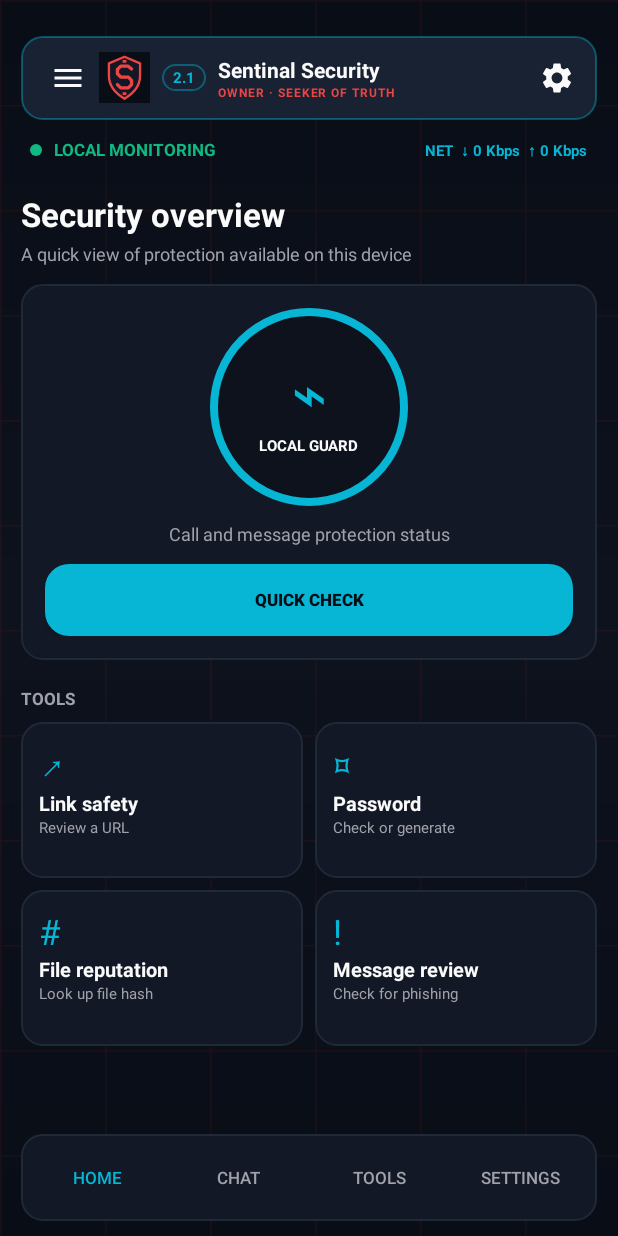
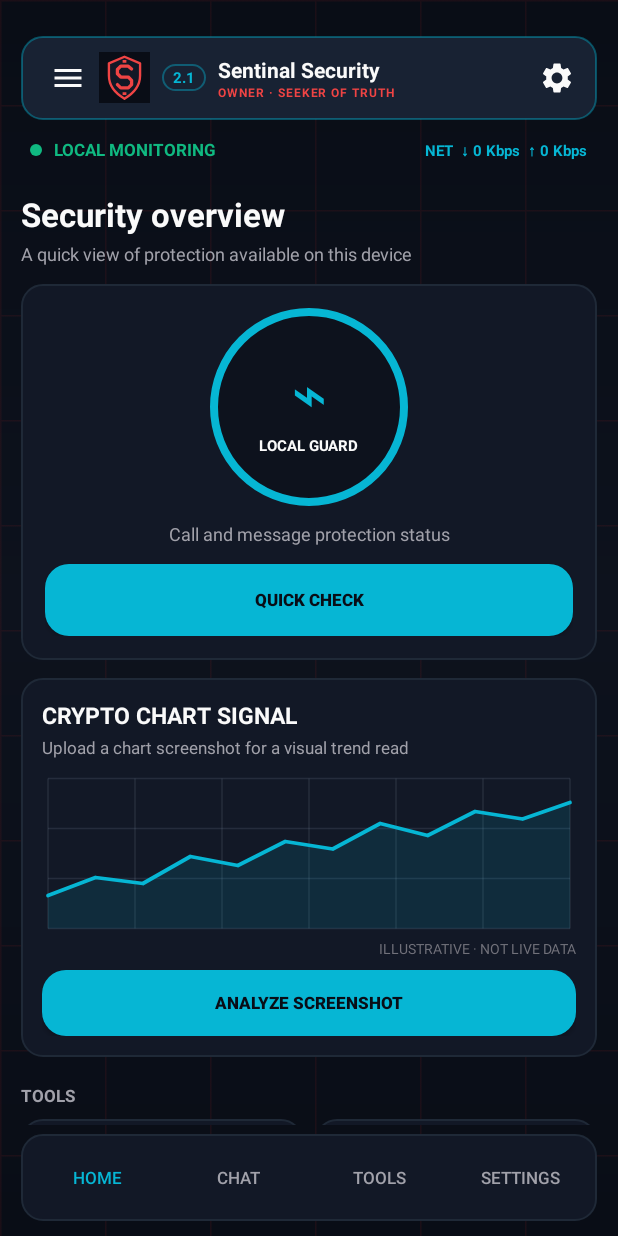
Before and after one commit to wegalad-netizen/wormgpt2.1-test, an Android app: the layout activity_main.xml on its own in the app's theme, with its tools: preview values and no code run, on a phone screen of 412 x 824 dp. Run offline under Robolectric (Android 15) with nearby library versions, the phone set to English and light mode, and no system bars.

Commit message:
Add crypto chart card to home

```diff
--- a/android/app/src/main/java/com/wegalad/wormgpt/MainActivity.kt
+++ b/android/app/src/main/java/com/wegalad/wormgpt/MainActivity.kt
@@ -14,7 +14,10 @@ import android.content.pm.PackageManager
 import android.graphics.Color
 import android.graphics.Bitmap
 import android.graphics.BitmapFactory
+import android.graphics.Canvas
 import android.graphics.drawable.GradientDrawable
+import android.graphics.Paint
+import android.graphics.Path
 import android.media.MediaPlayer
 import android.net.ConnectivityManager
 import android.net.NetworkCapabilities
@@ -408,7 +411,7 @@ Scope:
         }
         findViewById<Button>(R.id.sendButton).setOnClickListener { sendPrompt() }
         findViewById<Button>(R.id.chartButton).setOnClickListener {
-            chooseChartScreenshot.launch("image/*")
+            launchChartPicker()
         }
         findViewById<Button>(R.id.codeButton).setOnClickListener { showCodeSnippetMenu() }
         findViewById<Button>(R.id.testButton).setOnClickListener { testLastCode() }
@@ -429,6 +432,7 @@ Scope:
         findViewById<Button>(R.id.navTools).setOnClickListener { showMainPage("tools") }
         findViewById<Button>(R.id.navSettings).setOnClickListener { drawerLayout.openDrawer(Gravity.END) }
         findViewById<Button>(R.id.quickCheckButton).setOnClickListener { showDashboardQuickCheck() }
+        findViewById<Button>(R.id.homeCryptoButton).setOnClickListener { launchChartPicker() }
         findViewById<View>(R.id.linkToolCard).setOnClickListener { showLinkSafetyChecker() }
         findViewById<View>(R.id.passwordToolCard).setOnClickListener { showPasswordTool() }
         findViewById<View>(R.id.fileToolCard).setOnClickListener { chooseReputationFile.launch("*/*") }
@@ -1514,6 +1518,11 @@ User request: $prompt"""
                 }
             }
         }
+    }
+
+    private fun launchChartPicker() {
+        showMainPage("chat")
+        chooseChartScreenshot.launch("image/*")
     }
 
     private fun encodeChartScreenshot(uri: Uri): String {
@@ -2732,3 +2741,52 @@ User request: $prompt"""
         }
     }
 }
+
+class CryptoChartPreview(context: Context, attrs: android.util.AttributeSet? = null) : View(context, attrs) {
+    private val gridPaint = Paint(Paint.ANTI_ALIAS_FLAG).apply {
+        color = Color.argb(38, 148, 163, 184)
+        strokeWidth = resources.displayMetrics.density
+    }
+    private val linePaint = Paint(Paint.ANTI_ALIAS_FLAG).apply {
+        color = Color.rgb(6, 182, 212)
+        style = Paint.Style.STROKE
+        strokeWidth = 2.5f * resources.displayMetrics.density
+        strokeJoin = Paint.Join.ROUND
+        strokeCap = Paint.Cap.ROUND
+    }
+    private val fillPaint = Paint(Paint.ANTI_ALIAS_FLAG).apply {
+        color = Color.argb(32, 6, 182, 212)
+        style = Paint.Style.FILL
+    }
+    private val values = floatArrayOf(0.78f, 0.66f, 0.70f, 0.52f, 0.58f, 0.42f, 0.47f, 0.30f, 0.38f, 0.22f, 0.27f, 0.16f)
+
+    override fun onDraw(canvas: Canvas) {
+        super.onDraw(canvas)
+        val density = resources.displayMetrics.density
+        val left = 4f * density
+        val right = width - left
+        val top = 5f * density
+        val bottom = height - 7f * density
+        for (row in 0..3) {
+            val y = top + (bottom - top) * row / 3f
+            canvas.drawLine(left, y, right, y, gridPaint)
+        }
+        for (column in 0..6) {
+            val x = left + (right - left) * column / 6f
+            canvas.drawLine(x, top, x, bottom, gridPaint)
+        }
+        val pricePath = Path()
+        values.forEachIndexed { index, value ->
+            val x = left + (right - left) * index / (values.size - 1)
+            val y = top + (bottom - top) * value
+            if (index == 0) pricePath.moveTo(x, y) else pricePath.lineTo(x, y)
+        }
+        val areaPath = Path(pricePath).apply {
+            lineTo(right, bottom)
+            lineTo(left, bottom)
+            close()
+        }
+        canvas.drawPath(areaPath, fillPaint)
+        canvas.drawPath(pricePath, linePaint)
+    }
+}
--- a/android/app/src/main/res/layout/activity_main.xml
+++ b/android/app/src/main/res/layout/activity_main.xml
@@ -218,6 +218,50 @@
                             android:layout_height="48dp"
                             android:layout_marginTop="12dp"
                             android:text="QUICK CHECK"
+                            android:textColor="@color/worm_bg"
+                            android:background="@drawable/pill_cyan" />
+                    </LinearLayout>
+
+                    <LinearLayout
+                        android:layout_width="match_parent"
+                        android:layout_height="wrap_content"
+                        android:layout_marginTop="12dp"
+                        android:background="@drawable/card_bg"
+                        android:orientation="vertical"
+                        android:padding="14dp">
+                        <TextView
+                            android:layout_width="match_parent"
+                            android:layout_height="wrap_content"
+                            android:text="CRYPTO CHART SIGNAL"
+                            android:textColor="@color/worm_text"
+                            android:textSize="15sp"
+                            android:textStyle="bold" />
+                        <TextView
+                            android:layout_width="match_parent"
+                            android:layout_height="wrap_content"
+                            android:paddingTop="3dp"
+                            android:text="Upload a chart screenshot for a visual trend read"
+                            android:textColor="@color/worm_muted"
+                            android:textSize="11sp" />
+                        <com.wegalad.wormgpt.CryptoChartPreview
+                            android:layout_width="match_parent"
+                            android:layout_height="112dp"
+                            android:layout_marginTop="8dp"
+                            android:contentDescription="Illustrative crypto price chart preview; not live market data" />
+                        <TextView
+                            android:layout_width="match_parent"
+                            android:layout_height="wrap_content"
+                            android:gravity="end"
+                            android:text="ILLUSTRATIVE · NOT LIVE DATA"
+                            android:textColor="@color/worm_faint"
+                            android:textSize="9sp" />
+                        <Button
+                            android:id="@+id/homeCryptoButton"
+                            style="@style/WormButton"
+                            android:layout_width="match_parent"
+                            android:layout_height="44dp"
+                            android:layout_marginTop="8dp"
+                            android:text="ANALYZE SCREENSHOT"
                             android:textColor="@color/worm_bg"
                             android:background="@drawable/pill_cyan" />
                     </LinearLayout>
```
Also changed, not shown: 1 other file.
